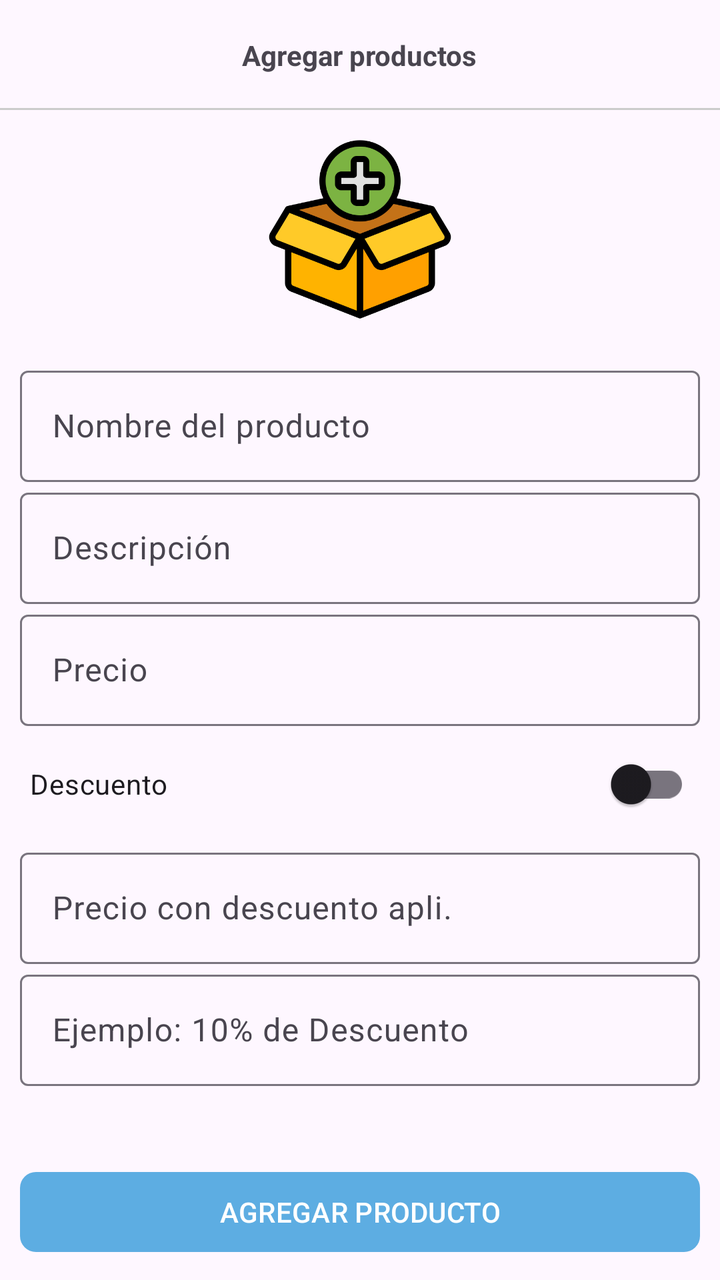
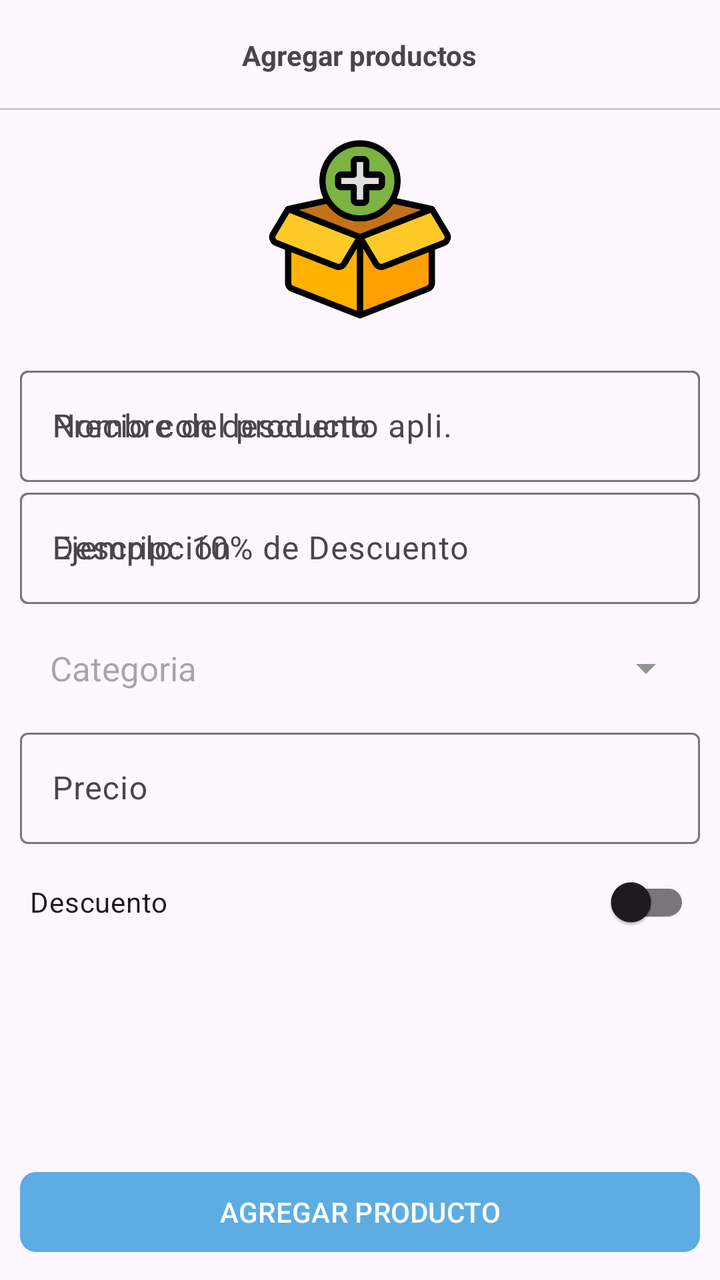

Before-and-after screenshots of an Android layout around one commit, followed by the original layout XML and the change that was made.
<!-- AndroidManifest.xml: application theme Theme.TiendaVirtualDonAppKotlin -->
<!-- res/layout/activity_agregar_producto.xml -->
<?xml version="1.0" encoding="utf-8"?>
<RelativeLayout
    xmlns:android="http://schemas.android.com/apk/res/android"
    xmlns:app="http://schemas.android.com/apk/res-auto"
    xmlns:tools="http://schemas.android.com/tools"
    android:id="@+id/main"
    android:layout_width="match_parent"
    android:layout_height="match_parent"
    tools:context=".Vendedor.Productos.AgregarProductoActivity">
    
    
    
    <RelativeLayout
        android:id="@+id/toolbarRL"
        android:layout_width="match_parent"
        android:layout_height="55dp">

        <TextView
            android:text="@string/txtAgregarProductos"
            android:layout_centerInParent="true"
            android:textStyle="bold"
            android:layout_width="wrap_content"
            android:layout_height="wrap_content"/>
        
        
        <View
            android:layout_width="match_parent"
            android:layout_height="1dp"
            android:layout_alignParentBottom="true"
            android:background="#ccc"/>

    </RelativeLayout>

    
    <RelativeLayout
        android:id="@+id/RLImagen"
        android:layout_below="@id/toolbarRL"
        android:layout_width="match_parent"
        android:layout_height="wrap_content">


        <androidx.appcompat.widget.AppCompatImageView
            android:id="@+id/imgAgregarProducto"
            android:layout_centerInParent="true"
            android:layout_marginTop="15dp"
            android:src="@drawable/agregar_producto"
            android:layout_width="100dp"
            android:layout_height="100dp"/>



    </RelativeLayout>


    
    <androidx.core.widget.NestedScrollView
        android:layout_below="@id/RLImagen"
        android:padding="10dp"
        android:layout_width="match_parent"
        android:layout_height="wrap_content">
        
        
        
        <RelativeLayout
            android:layout_width="match_parent"
            android:layout_height="wrap_content">



            
            <androidx.recyclerview.widget.RecyclerView
                android:id="@+id/RV_ImagenesProducto"
                app:layoutManager="androidx.recyclerview.widget.GridLayoutManager"
                tools:listitem="@layout/item_imagenes_seleccionadas"
                app:spanCount="4"
                android:layout_width="match_parent"
                android:layout_height="wrap_content"/>
            


            
            <com.google.android.material.textfield.TextInputLayout
                android:id="@+id/TIL_NombresP"
                android:layout_below="@id/RV_ImagenesProducto"
                android:layout_width="match_parent"
                android:layout_height="wrap_content">

                <EditText
                    android:id="@+id/etNombresP"
                    android:hint="@string/etNombresP"
                    android:inputType="textCapSentences"
                    android:layout_width="match_parent"
                    android:layout_height="wrap_content"/>
                
                
            </com.google.android.material.textfield.TextInputLayout>



            
            <com.google.android.material.textfield.TextInputLayout
                android:id="@+id/TIL_DescripcionP"
                android:layout_below="@id/TIL_NombresP"
                android:layout_width="match_parent"
                android:layout_height="wrap_content">

                <EditText
                    android:id="@+id/etDescripcionP"
                    android:hint="@string/etDescripcionP"
                    android:inputType="textCapSentences"
                    android:layout_width="match_parent"
                    android:layout_height="wrap_content"/>


            </com.google.android.material.textfield.TextInputLayout>




             
            <com.google.android.material.textfield.TextInputLayout
                android:id="@+id/TIL_Precio"
                android:layout_below="@id/TIL_DescripcionP"
                android:layout_width="match_parent"
                android:layout_height="wrap_content">

                <EditText
                    android:id="@+id/EtPrecioP"
                    android:hint="@string/EtPrecioP"
                    android:inputType="numberDecimal"
                    android:layout_width="match_parent"
                    android:layout_height="wrap_content"/>


            </com.google.android.material.textfield.TextInputLayout>
            
            <androidx.appcompat.widget.SwitchCompat
                android:id="@+id/DescuentoSwitch"
                android:text="@string/txtDescuento"
                android:layout_below="@id/TIL_Precio"
                android:layout_width="match_parent"
                android:layout_height="wrap_content"
                android:layout_margin="5dp"/>


             
            <com.google.android.material.textfield.TextInputLayout
                android:id="@+id/TIL_PrecioDes"
                android:layout_below="@id/DescuentoSwitch"
                android:layout_width="match_parent"
                android:layout_height="wrap_content">

                <EditText
                    android:id="@+id/etPrecioConDescuentoP"
                    android:hint="@string/etPrecioConDescuentoP"
                    android:inputType="numberDecimal"
                    android:layout_width="match_parent"
                    android:layout_height="wrap_content"/>


            </com.google.android.material.textfield.TextInputLayout>





              
            <com.google.android.material.textfield.TextInputLayout
                android:id="@+id/TIL_NotaDesc"
                android:layout_below="@id/TIL_PrecioDes"
                android:layout_width="match_parent"
                android:layout_height="wrap_content">

                <EditText
                    android:id="@+id/etNotaDescuentoP"
                    android:hint="@string/etNotaDescuentoP"
                    android:inputType="textCapSentences"
                    android:layout_width="match_parent"
                    android:layout_height="wrap_content"/>


            </com.google.android.material.textfield.TextInputLayout>
            
        </RelativeLayout>




    </androidx.core.widget.NestedScrollView>
    
    
    
    
    <com.google.android.material.button.MaterialButton
        android:id="@+id/btnAgregarProducto"
        android:text="@string/btnAgregarProducto"
        android:layout_alignParentBottom="true"
        android:textAllCaps="true"
        android:layout_margin="10dp"
        app:cornerRadius="8dp"
        android:layout_width="match_parent"
        android:layout_height="wrap_content"/>

    
</RelativeLayout>
<!-- res/layout/item_imagenes_seleccionadas.xml (included above) -->
<?xml version="1.0" encoding="utf-8"?>
<com.google.android.material.card.MaterialCardView xmlns:android="http://schemas.android.com/apk/res/android"
    android:layout_width="match_parent"
    android:layout_height="wrap_content"
    xmlns:app="http://schemas.android.com/apk/res-auto"
    app:cardElevation="0dp"
    app:cardUseCompatPadding="true">
    
    
    
    <RelativeLayout
        android:layout_width="match_parent"
        android:layout_height="wrap_content">
        
        
        <androidx.appcompat.widget.AppCompatImageView
            android:id="@+id/imagen_item"
            android:scaleType="centerCrop"
            android:adjustViewBounds="true"
            android:src="@drawable/item_imagen"
            android:layout_width="match_parent"
            android:layout_height="wrap_content"/>
        
        
        
        <androidx.appcompat.widget.AppCompatImageView
            android:id="@+id/borrar_item"
            android:padding="5dp"
            android:layout_alignParentEnd="true"
            android:src="@drawable/borrar"
            android:layout_width="40dp"
            android:layout_height="40dp"/>
        
    </RelativeLayout>

</com.google.android.material.card.MaterialCardView>
<!-- resources referenced by this layout -->
<resources>
  <!-- drawable agregar_producto: png bitmap (drawable, 22119 bytes) -->
  <!-- drawable borrar: png bitmap (drawable, 9984 bytes) -->
  <!-- drawable item_imagen: png bitmap (drawable, 39401 bytes) -->
  <string name="EtPrecioP">Precio</string>
  <string name="btnAgregarProducto">Agregar producto</string>
  <string name="etDescripcionP">Descripción</string>
  <string name="etNombresP">Nombre del producto</string>
  <string name="etNotaDescuentoP">Ejemplo: 10% de Descuento</string>
  <string name="etPrecioConDescuentoP">Precio con descuento apli.</string>
  <string name="txtAgregarProductos">Agregar productos</string>
  <string name="txtDescuento">Descuento</string>
  <style name="Theme.TiendaVirtualDonAppKotlin" parent="Base.Theme.TiendaVirtualDonAppKotlin" />
  <style name="Base.Theme.TiendaVirtualDonAppKotlin" parent="Theme.Material3.DayNight.NoActionBar">
          
           <item name="colorPrimary">@color/celeste_oscuro</item> --&gt;
      </style>
  <color name="celeste_oscuro">#5DADE2</color>
</resources>

<!-- the commit's change to res/layout/activity_agregar_producto.xml (unified diff, before → after) -->
@@ -115,18 +115,33 @@
             </com.google.android.material.textfield.TextInputLayout>
 
 
+            
+            <TextView
+                android:id="@+id/Categoria"
+                android:hint="@string/Categoria"
+                android:padding="15dp"
+                android:textSize="17sp"
+                android:layout_marginTop="5dp"
+                app:drawableEndCompat="@drawable/ico_abajo"
+                android:gravity="center_vertical"
+                android:background="@drawable/custom_edittext"
+                android:layout_below="@id/TIL_DescripcionP"
+                android:layout_width="match_parent"
+                android:layout_height="wrap_content"/>
+
+
 
 
              
             <com.google.android.material.textfield.TextInputLayout
                 android:id="@+id/TIL_Precio"
-                android:layout_below="@id/TIL_DescripcionP"
-                android:layout_width="match_parent"
-                android:layout_height="wrap_content">
-
-                <EditText
-                    android:id="@+id/EtPrecioP"
-                    android:hint="@string/EtPrecioP"
+                    android:layout_below="@id/Categoria"
+                android:layout_width="match_parent"
+                android:layout_height="wrap_content">
+
+                <EditText
+                    android:id="@+id/etPrecioP"
+                    android:hint="@string/etPrecioP"
                     android:inputType="numberDecimal"
                     android:layout_width="match_parent"
                     android:layout_height="wrap_content"/>
@@ -135,7 +150,7 @@
             </com.google.android.material.textfield.TextInputLayout>
             
             <androidx.appcompat.widget.SwitchCompat
-                android:id="@+id/DescuentoSwitch"
+                android:id="@+id/descuentoSwitch"
                 android:text="@string/txtDescuento"
                 android:layout_below="@id/TIL_Precio"
                 android:layout_width="match_parent"
<!-- resource entries referenced after the edit -->
@@ -2,13 +2,28 @@
 <resources>
   <!-- drawable agregar_producto: png bitmap (drawable, 22119 bytes) -->
   <!-- drawable borrar: png bitmap (drawable, 9984 bytes) -->
+  <!-- drawable custom_edittext (drawable) -->
+  <?xml version="1.0" encoding="utf-8"?>
+  <shape xmlns:android="http://schemas.android.com/apk/res/android">
+  
+  
+      <corners android:radius="8dp"/>
+  
+  </shape>
+  <!-- drawable ico_abajo (drawable) -->
+  <vector xmlns:android="http://schemas.android.com/apk/res/android" android:height="24dp" android:tint="#949494" android:viewportHeight="960" android:viewportWidth="960" android:width="24dp">
+        
+      <path android:fillColor="@android:color/white" android:pathData="M480,600L280,400L680,400L480,600Z"/>
+      
+  </vector>
   <!-- drawable item_imagen: png bitmap (drawable, 39401 bytes) -->
-  <string name="EtPrecioP">Precio</string>
+  <string name="Categoria">Categoria</string>
   <string name="btnAgregarProducto">Agregar producto</string>
   <string name="etDescripcionP">Descripción</string>
   <string name="etNombresP">Nombre del producto</string>
   <string name="etNotaDescuentoP">Ejemplo: 10% de Descuento</string>
   <string name="etPrecioConDescuentoP">Precio con descuento apli.</string>
+  <string name="etPrecioP">Precio</string>
   <string name="txtAgregarProductos">Agregar productos</string>
   <string name="txtDescuento">Descuento</string>
   <style name="Theme.TiendaVirtualDonAppKotlin" parent="Base.Theme.TiendaVirtualDonAppKotlin" />
